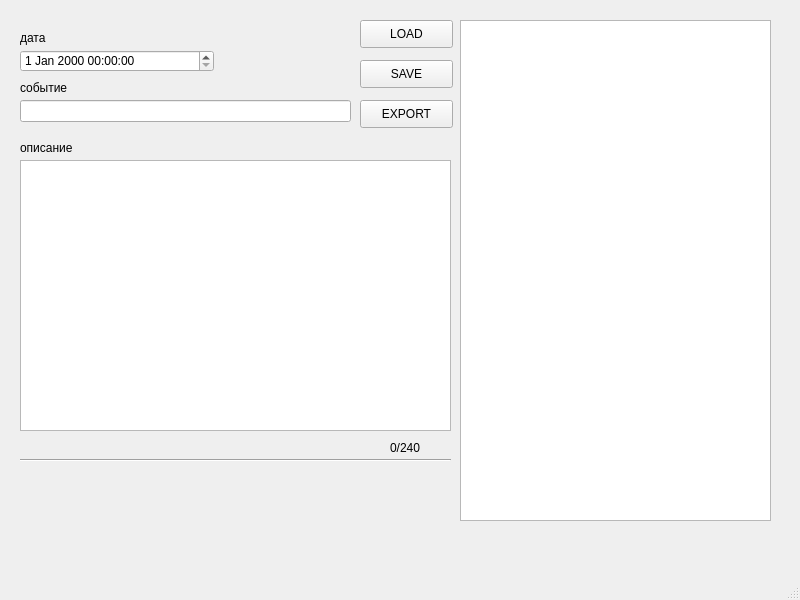
anzxfukuoka/c_scheduler, file shldr/mainwindow.ui: the form before one commit.
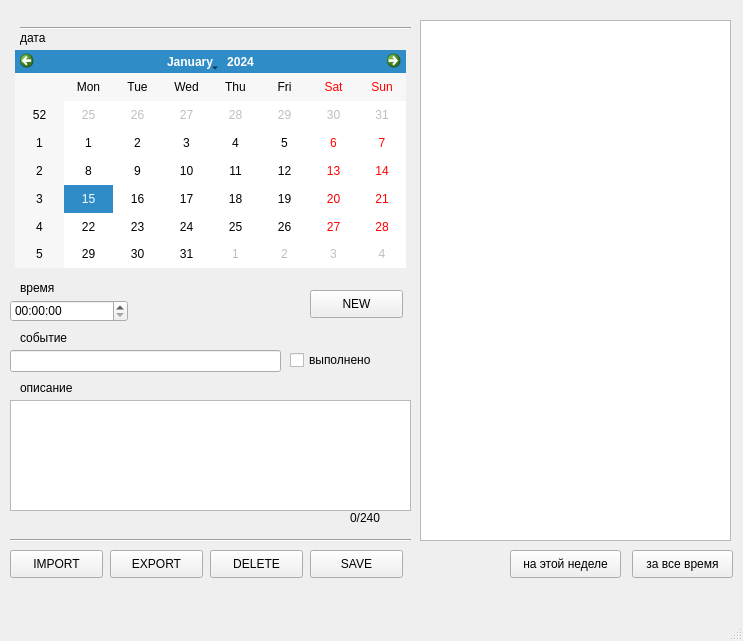
The form after the commit.

The edit to the form file:
```diff
--- a/shldr/mainwindow.ui
+++ b/shldr/mainwindow.ui
@@ -6,8 +6,8 @@
    <rect>
     <x>0</x>
     <y>0</y>
-    <width>800</width>
-    <height>600</height>
+    <width>743</width>
+    <height>641</height>
    </rect>
   </property>
   <property name="windowTitle">
@@ -17,21 +17,21 @@
    <widget class="QPushButton" name="loadbtn">
     <property name="geometry">
      <rect>
-      <x>360</x>
-      <y>20</y>
+      <x>210</x>
+      <y>550</y>
       <width>93</width>
       <height>28</height>
      </rect>
     </property>
     <property name="text">
-     <string>LOAD</string>
+     <string>DELETE</string>
     </property>
    </widget>
    <widget class="QPushButton" name="savebtn">
     <property name="geometry">
      <rect>
-      <x>360</x>
-      <y>60</y>
+      <x>310</x>
+      <y>550</y>
       <width>93</width>
       <height>28</height>
      </rect>
@@ -43,29 +43,19 @@
    <widget class="QTextEdit" name="textEdit">
     <property name="geometry">
      <rect>
-      <x>20</x>
-      <y>160</y>
-      <width>431</width>
-      <height>271</height>
+      <x>10</x>
+      <y>400</y>
+      <width>401</width>
+      <height>111</height>
      </rect>
     </property>
    </widget>
    <widget class="QLineEdit" name="lineEdit">
     <property name="geometry">
      <rect>
-      <x>20</x>
-      <y>100</y>
-      <width>331</width>
-      <height>22</height>
-     </rect>
-    </property>
-   </widget>
-   <widget class="QDateTimeEdit" name="dateTimeEdit">
-    <property name="geometry">
-     <rect>
-      <x>20</x>
-      <y>50</y>
-      <width>194</width>
+      <x>10</x>
+      <y>350</y>
+      <width>271</width>
       <height>22</height>
      </rect>
     </property>
@@ -74,7 +64,7 @@
     <property name="geometry">
      <rect>
       <x>20</x>
-      <y>140</y>
+      <y>380</y>
       <width>55</width>
       <height>16</height>
      </rect>
@@ -87,7 +77,7 @@
     <property name="geometry">
      <rect>
       <x>20</x>
-      <y>80</y>
+      <y>330</y>
       <width>91</width>
       <height>16</height>
      </rect>
@@ -112,8 +102,8 @@
    <widget class="QPushButton" name="exportbtn">
     <property name="geometry">
      <rect>
-      <x>360</x>
-      <y>100</y>
+      <x>110</x>
+      <y>550</y>
       <width>93</width>
       <height>28</height>
      </rect>
@@ -125,8 +115,8 @@
    <widget class="QLabel" name="charcount">
     <property name="geometry">
      <rect>
-      <x>390</x>
-      <y>440</y>
+      <x>350</x>
+      <y>510</y>
       <width>55</width>
       <height>16</height>
      </rect>
@@ -138,9 +128,9 @@
    <widget class="Line" name="line">
     <property name="geometry">
      <rect>
-      <x>20</x>
-      <y>450</y>
-      <width>431</width>
+      <x>10</x>
+      <y>530</y>
+      <width>401</width>
       <height>20</height>
      </rect>
     </property>
@@ -151,13 +141,124 @@
    <widget class="QListView" name="listView">
     <property name="geometry">
      <rect>
-      <x>460</x>
+      <x>420</x>
       <y>20</y>
       <width>311</width>
-      <height>501</height>
+      <height>521</height>
      </rect>
     </property>
    </widget>
+   <widget class="QCheckBox" name="checkBox">
+    <property name="geometry">
+     <rect>
+      <x>290</x>
+      <y>350</y>
+      <width>101</width>
+      <height>20</height>
+     </rect>
+    </property>
+    <property name="text">
+     <string>выполнено</string>
+    </property>
+   </widget>
+   <widget class="QPushButton" name="importbtn">
+    <property name="geometry">
+     <rect>
+      <x>10</x>
+      <y>550</y>
+      <width>93</width>
+      <height>28</height>
+     </rect>
+    </property>
+    <property name="text">
+     <string>IMPORT</string>
+    </property>
+   </widget>
+   <widget class="QCalendarWidget" name="calendarWidget">
+    <property name="geometry">
+     <rect>
+      <x>15</x>
+      <y>50</y>
+      <width>391</width>
+      <height>218</height>
+     </rect>
+    </property>
+   </widget>
+   <widget class="QTimeEdit" name="timeEdit">
+    <property name="geometry">
+     <rect>
+      <x>10</x>
+      <y>300</y>
+      <width>118</width>
+      <height>22</height>
+     </rect>
+    </property>
+   </widget>
+   <widget class="QLabel" name="label_4">
+    <property name="geometry">
+     <rect>
+      <x>20</x>
+      <y>280</y>
+      <width>55</width>
+      <height>16</height>
+     </rect>
+    </property>
+    <property name="text">
+     <string>время</string>
+    </property>
+   </widget>
+   <widget class="Line" name="line_2">
+    <property name="geometry">
+     <rect>
+      <x>20</x>
+      <y>20</y>
+      <width>391</width>
+      <height>16</height>
+     </rect>
+    </property>
+    <property name="orientation">
+     <enum>Qt::Horizontal</enum>
+    </property>
+   </widget>
+   <widget class="QPushButton" name="weekbtn">
+    <property name="geometry">
+     <rect>
+      <x>510</x>
+      <y>550</y>
+      <width>111</width>
+      <height>28</height>
+     </rect>
+    </property>
+    <property name="text">
+     <string>на этой неделе</string>
+    </property>
+   </widget>
+   <widget class="QPushButton" name="alltimebtn">
+    <property name="geometry">
+     <rect>
+      <x>632</x>
+      <y>550</y>
+      <width>101</width>
+      <height>28</height>
+     </rect>
+    </property>
+    <property name="text">
+     <string>за все время</string>
+    </property>
+   </widget>
+   <widget class="QPushButton" name="newbtn">
+    <property name="geometry">
+     <rect>
+      <x>310</x>
+      <y>290</y>
+      <width>93</width>
+      <height>28</height>
+     </rect>
+    </property>
+    <property name="text">
+     <string>NEW</string>
+    </property>
+   </widget>
   </widget>
   <widget class="QMenuBar" name="menubar">
    <property name="geometry">
```
Left out of the diff: 4 changed lines with no effect on the pictures.
